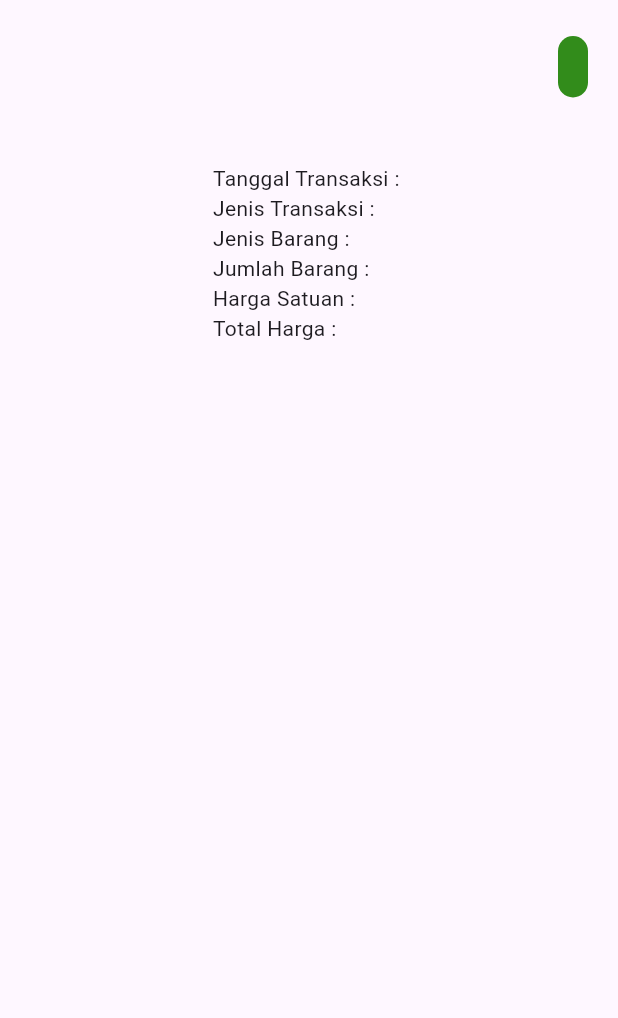
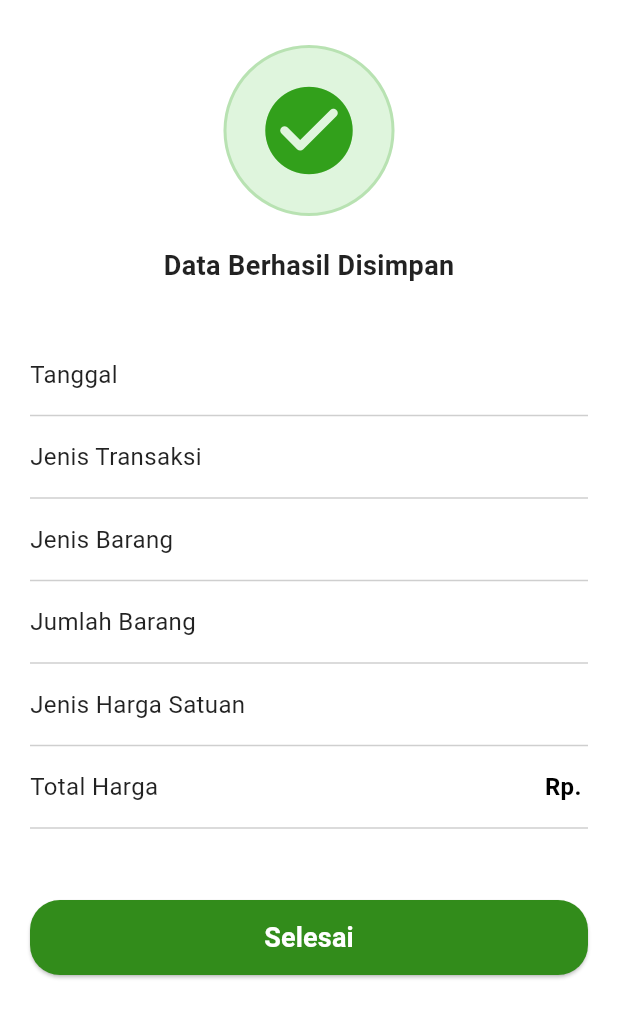
Before and after one commit to yafidaffaa/20220140083_UCP1Flutter, a Flutter app: the DetailPendataanBarangPage screen opened directly with empty values, on a phone screen of 412 x 824 dp. Shown: the top 1018 px of the screen. Run offline on Flutter 3.47's test engine with Material 3 defaults, Android fonts, the light colour scheme and no system bars.

Commit message:
perbaiki design untuk tampilan detail barang

```diff
--- a/lib/pages/home_pages/detail_pendataan_barang.dart
+++ b/lib/pages/home_pages/detail_pendataan_barang.dart
@@ -1,79 +1,148 @@
 import 'package:flutter/material.dart';
 
 class DetailPendataanBarangPage extends StatelessWidget {
-  final String Tanggal;
-  final String JenisTransaksi;
-  final String JenisBarang;
-  final String JumlahBarang;
-  final String HargaSatuan;
-  final String TotalHarga;
+  final String tanggal;
+  final String jenisTransaksi;
+  final String jenisBarang;
+  final String jumlahBarang;
+  final String hargaSatuan;
+  final String totalHarga;
 
   const DetailPendataanBarangPage({
     super.key,
-    required this.Tanggal,
-    required this.JenisTransaksi,
-    required this.JenisBarang,
-    required this.JumlahBarang,
-    required this.HargaSatuan,
-    required this.TotalHarga,
+    required this.tanggal,
+    required this.jenisTransaksi,
+    required this.jenisBarang,
+    required this.jumlahBarang,
+    required this.hargaSatuan,
+    required this.totalHarga,
   });
 
   @override
   Widget build(BuildContext context) {
     return Scaffold(
-      body: Center(
+      backgroundColor: Colors.white,
+      body: SafeArea(
+        child: Center(
           child: Column(
-          mainAxisAlignment: MainAxisAlignment.start,
             children: [
-            Padding(
-              padding: const EdgeInsets.all(20),
-              child: Row(
-                mainAxisAlignment: MainAxisAlignment.spaceBetween,
-                children: [
-                  Padding(
-                    padding: const EdgeInsets.all(10),
-                    child: Text(
-                      Tanggal,
-                      style: TextStyle(
-                        fontSize: 20,
-                        fontWeight: FontWeight.bold,
-                        color: Color.fromARGB(255, 50, 140, 27),
+              const SizedBox(height: 30),
+              Container(
+                decoration: BoxDecoration(
+                  shape: BoxShape.circle,
+                  color: Color(0xFFDFF5DD),
+                  border: Border.all(
+                    color: Color.fromARGB(57, 49, 160, 27),
+                    width: 2,
                   ),
                 ),
+                padding: const EdgeInsets.all(20),
+                child: Icon(
+                  Icons.check_circle_rounded,
+                  color: Color(0xFF32A01B),
+                  size: 70,
                 ),
-                  Container(
-                    decoration: BoxDecoration(
-                      borderRadius: BorderRadius.circular(100),
-                      color: Color.fromARGB(255, 50, 140, 27),
               ),
-                    child: Padding(
-                      padding: const EdgeInsets.all(10),
-                      child: Text(
-                        JenisTransaksi,
-                        style: TextStyle(color: Colors.white),
+              const SizedBox(height: 20),
+              Text(
+                'Data Berhasil Disimpan',
+                style: TextStyle(
+                  fontSize: 18,
+                  fontWeight: FontWeight.bold,
+                  color: Colors.black87,
+                ),
+              ),
+              const SizedBox(height: 20),
+              Padding(
+                padding: const EdgeInsets.symmetric(
+                  horizontal: 20,
+                  vertical: 20,
+                ),
+                child: Column(
+                  children: [
+                    _buildDetailRow('Tanggal', tanggal),
+                    Divider(
+                      color: const Color.fromARGB(127, 158, 158, 158),
+                      thickness: 1,
+                    ),
+                    _buildDetailRow('Jenis Transaksi', jenisTransaksi),
+                    Divider(
+                      color: const Color.fromARGB(127, 158, 158, 158),
+                      thickness: 1,
+                    ),
+                    _buildDetailRow('Jenis Barang', jenisBarang),
+                    Divider(
+                      color: const Color.fromARGB(127, 158, 158, 158),
+                      thickness: 1,
+                    ),
+                    _buildDetailRow('Jumlah Barang', jumlahBarang),
+                    Divider(
+                      color: const Color.fromARGB(127, 158, 158, 158),
+                      thickness: 1,
+                    ),
+                    _buildDetailRow('Jenis Harga Satuan', hargaSatuan),
+                    Divider(
+                      color: const Color.fromARGB(127, 158, 158, 158),
+                      thickness: 1,
+                    ),
+                    _buildDetailRow('Total Harga', 'Rp. $totalHarga'),
+                    Divider(
+                      color: const Color.fromARGB(127, 158, 158, 158),
+                      thickness: 1,
+                    ),
+                  ],
+                ),
+              ),
+              Padding(
+                padding: const EdgeInsets.all(20.0),
+                child: SizedBox(
+                  width: double.infinity,
+                  height: 50,
+                  child: ElevatedButton(
+                    style: ElevatedButton.styleFrom(
+                      backgroundColor: Color.fromARGB(255, 50, 140, 27),
+                      shape: RoundedRectangleBorder(
+                        borderRadius: BorderRadius.circular(20),
+                      ),
+                    ),
+                    onPressed: () {
+                      Navigator.pop(context);
+                    },
+                    child: const Text(
+                      'Selesai',
+                      style: TextStyle(
+                        fontSize: 18,
+                        fontWeight: FontWeight.bold,
+                        color: Colors.white,
+                      ),
+                    ),
                   ),
                 ),
               ),
             ],
           ),
         ),
-            Padding(
-              padding: const EdgeInsets.all(20),
-              child: Column(
-                crossAxisAlignment: CrossAxisAlignment.start,
+      ),
+    );
+  }
+
+  Widget _buildDetailRow(String title, String value) {
+    return Padding(
+      padding: const EdgeInsets.symmetric(vertical: 8.0),
+      child: Row(
+        mainAxisAlignment: MainAxisAlignment.spaceBetween,
         children: [
-                  Text('Tanggal Transaksi : $Tanggal'),
-                  Text('Jenis Transaksi : $JenisTransaksi'),
-                  Text('Jenis Barang : $JenisBarang'),
-                  Text('Jumlah Barang : $JumlahBarang'),
-                  Text('Harga Satuan : $HargaSatuan'),
-                  Text('Total Harga : $TotalHarga'),
-                ],
+          Text(title, style: TextStyle(fontSize: 16, color: Colors.black87)),
+          Text(
+            value,
+            style: TextStyle(
+              fontSize: 16,
+              fontWeight: FontWeight.bold,
+              color: Colors.black,
             ),
           ),
         ],
       ),
-      ),
     );
   }
 }
```
Also changed, not shown: lib/pages/home_pages/detail_piket_gudang_page.dart (+15 -1 lines), lib/pages/home_pages/pendataan_barang_page.dart (+8 -9 lines), lib/pages/home_pages/piket_gudang_page.dart (+17 -23 lines). Lines whose indentation alone changed are shown as unchanged.
